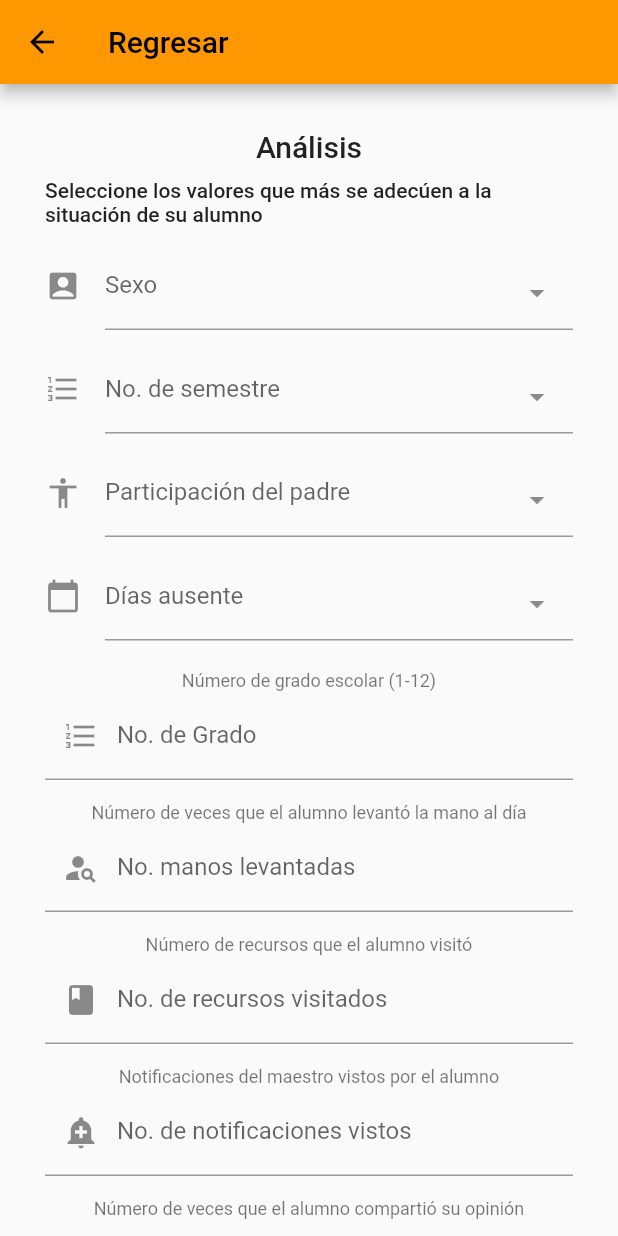
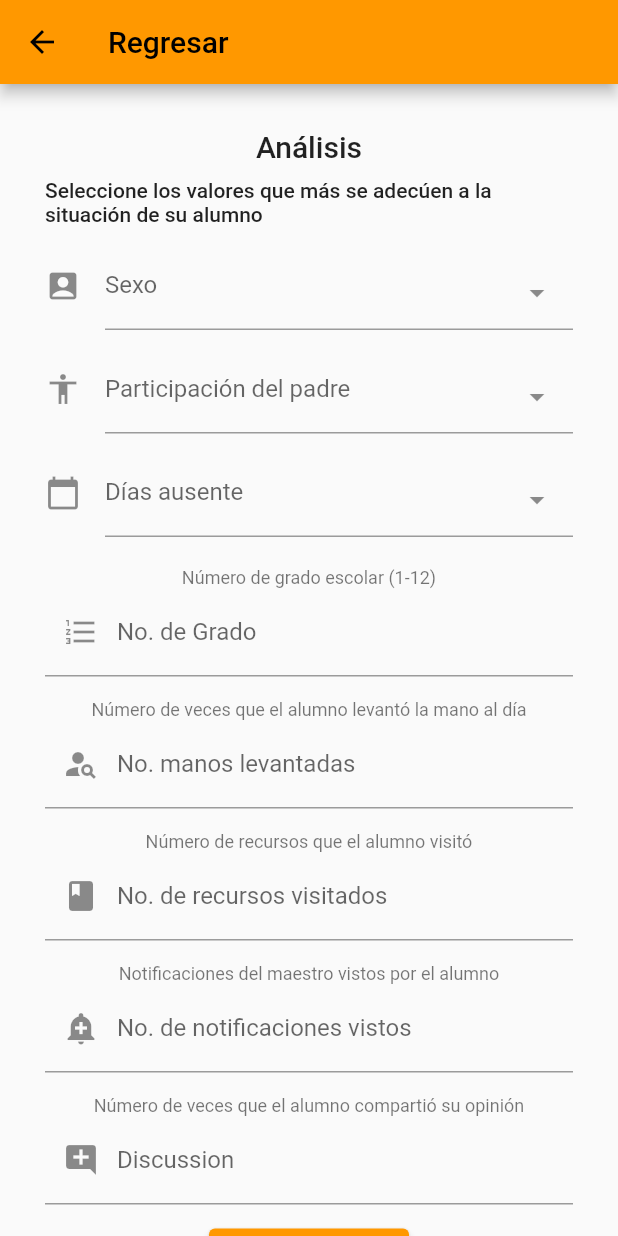
Before and after one commit to NoneOfYourBusinessBai/SmartAware, a Flutter app: the Analysis screen opened by its route, on a phone screen of 412 x 824 dp. Run offline on Flutter 3.47's test engine with Material 2 defaults, Android fonts, the phone set to English and light mode, and no system bars; drawn by our look-alikes of select_form_field.

Commit message:
Build: "Feature eliminada: Semestre"

```diff
--- a/smart_aware/lib/navigation/analysis.dart
+++ b/smart_aware/lib/navigation/analysis.dart
@@ -16,7 +16,6 @@ Future<String> createPrediction(Prediction p) async {
     body: jsonEncode({
       'gender': p.gender,
       'gradeID': p.gradeID,
-      'semester': p.semester,
       'raisedHands': p.raisedHands,
       'visitedResources': p.visitedResources,
       'announcementsView': p.announcementsView,
@@ -38,7 +37,6 @@ Future<String> createPrediction(Prediction p) async {
 class Prediction {
   int gender;
   int gradeID;
-  int semester;
   int raisedHands;
   int visitedResources;
   int announcementsView;
@@ -50,7 +48,6 @@ class Prediction {
   Prediction(
       {required this.gender,
       required this.gradeID,
-      required this.semester,
       required this.raisedHands,
       required this.visitedResources,
       required this.announcementsView,
@@ -63,7 +60,6 @@ class Prediction {
     return Prediction(
       gender: json['gender'],
       gradeID: json['gradeID'],
-      semester: json['semester'],
       raisedHands: json['raisedHands'],
       visitedResources: json['visitedResources'],
       announcementsView: json['announcementsView'],
@@ -93,17 +89,6 @@ class _AnalysisState extends State<Analysis> {
     {
       'value': '2',
       'label': 'Mujer',
-    },
-  ];
-
-  final List<Map<String, dynamic>> itemSem = [
-    {
-      'value': '1',
-      'label': '1',
-    },
-    {
-      'value': '2',
-      'label': '2',
     },
   ];
 
@@ -147,7 +132,6 @@ class _AnalysisState extends State<Analysis> {
   /*final Prediction p = Prediction(
       gender: 1,
       gradeID: 4,
-      semester: 1,
       raisedHands: 10,
       visitedResources: 7,
       announcementsView: 0,
@@ -159,7 +143,6 @@ class _AnalysisState extends State<Analysis> {
   final Prediction p = Prediction(
       gender: 2,
       gradeID: 8,
-      semester: 1,
       raisedHands: 62,
       visitedResources: 70,
       announcementsView: 44,
@@ -204,17 +187,6 @@ class _AnalysisState extends State<Analysis> {
           icon: const Icon(Icons.account_box),
           labelText: 'Sexo',
           items: itemSexo,
-          onChanged: (val) => print(val),
-          onSaved: (val) => print(val),
-        ),
-        const SizedBox(height: 10),
-        SelectFormField(
-          controller: semesterController,
-          type: SelectFormFieldType.dropdown, // or can be dialog
-          initialValue: null,
-          icon: const Icon(Icons.format_list_numbered),
-          labelText: 'No. de semestre',
-          items: itemSem,
           onChanged: (val) => print(val),
           onSaved: (val) => print(val),
         ),
@@ -320,7 +292,6 @@ class _AnalysisState extends State<Analysis> {
             p.absenceDays = int.parse(absenceDaysController.text);
             p.parentParticipating =
                 int.parse(parentParticipatingController.text);
-            p.semester = int.parse(semesterController.text);
             p.gender = int.parse(genderController.text);
 
             setState(() {
```
